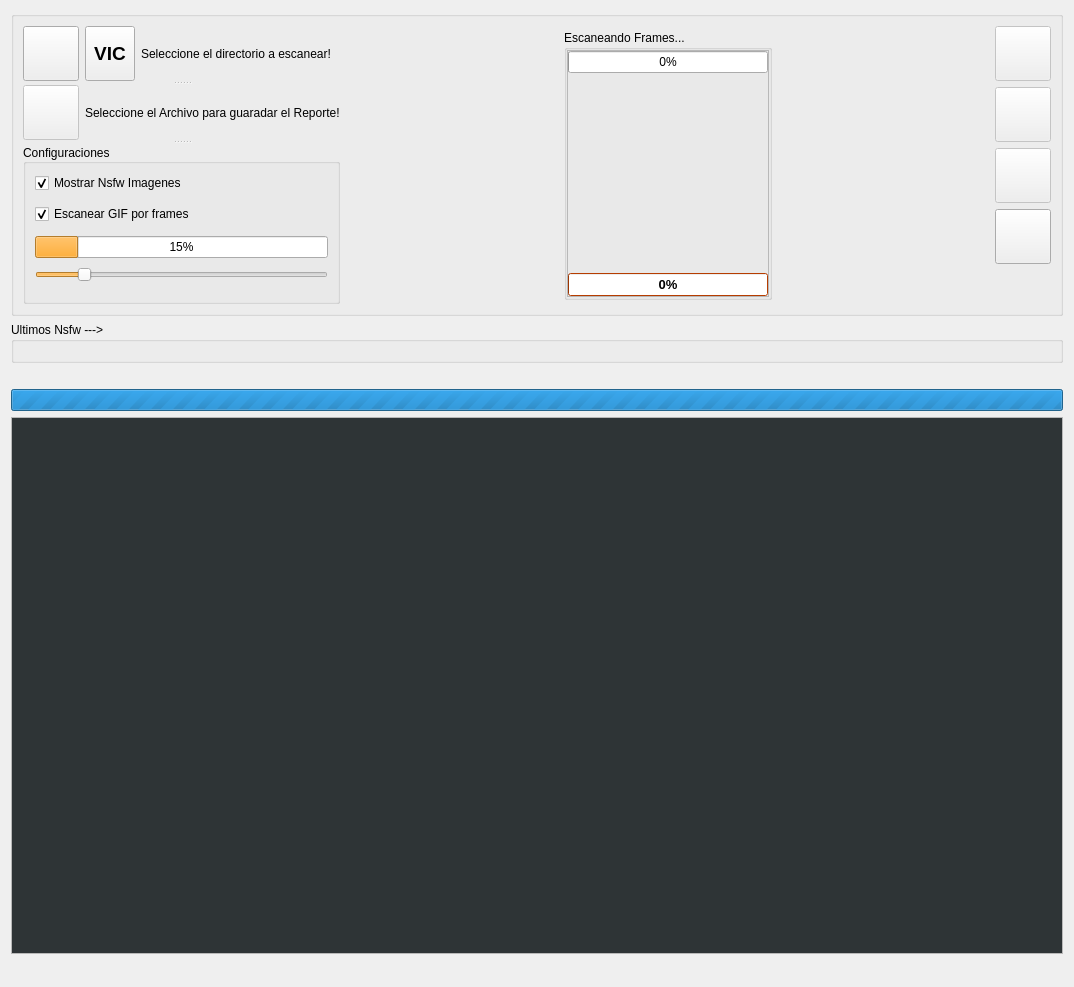
Above: src/ui/scann_ui/ui_nsfw_scann.ui from sclMAX/NsfwScannAndExplorer before the change. Below: the same form after it.
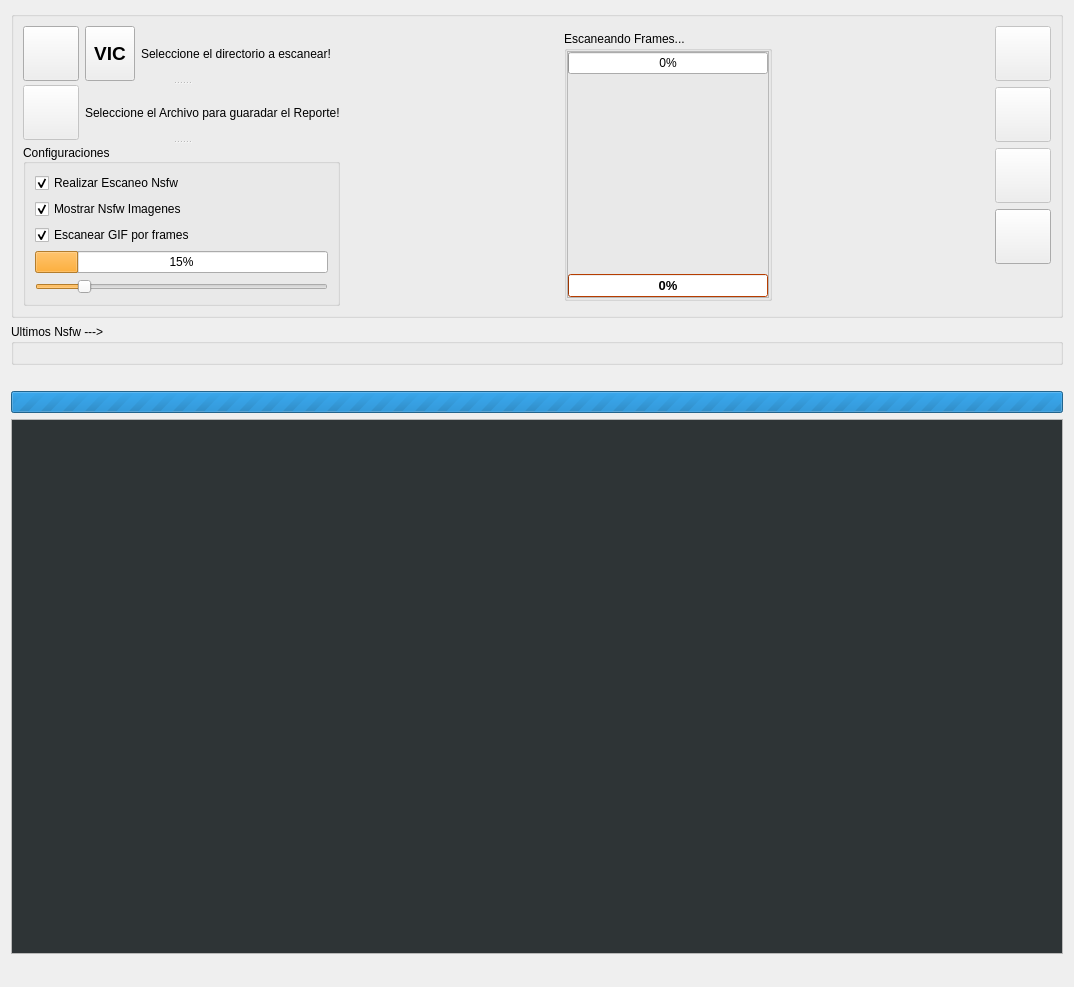
That is the form after the change. Icons and pictures are not drawn.

What changed in the file:
```diff
--- a/src/ui/scann_ui/ui_nsfw_scann.ui
+++ b/src/ui/scann_ui/ui_nsfw_scann.ui
@@ -260,6 +260,16 @@
           <set>Qt::AlignLeading|Qt::AlignLeft|Qt::AlignVCenter</set>
          </property>
          <layout class="QVBoxLayout" name="verticalLayout_3">
+          <item>
+           <widget class="QCheckBox" name="chkScannNsfw">
+            <property name="text">
+             <string>Realizar Escaneo Nsfw</string>
+            </property>
+            <property name="checked">
+             <bool>true</bool>
+            </property>
+           </widget>
+          </item>
           <item alignment="Qt::AlignTop">
            <widget class="QCheckBox" name="chkShowImage">
             <property name="toolTip">
```
